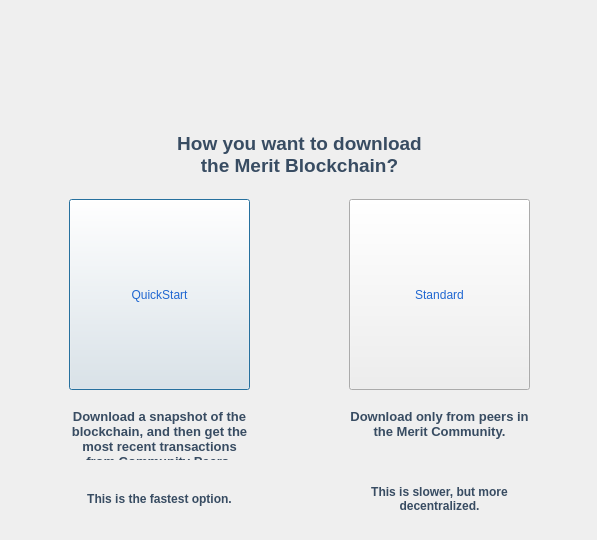
This is src/qt/forms/faststart.ui in meritlabs/merit as Qt 5 draws it before an edit. The edited form follows.
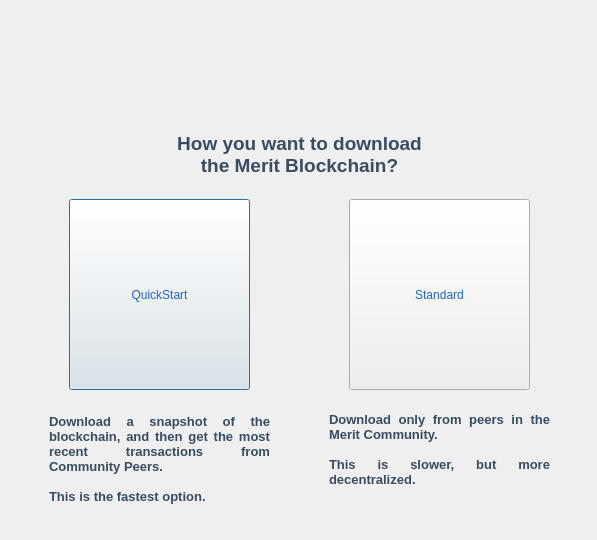
This is the edited form. Icons and pictures are not drawn.

Commit message: Tweaked layout of the copy in the fast start page.

```diff
--- a/src/qt/forms/faststart.ui
+++ b/src/qt/forms/faststart.ui
@@ -141,14 +141,14 @@
     <widget class="QLabel" name="label_4">
      <property name="geometry">
       <rect>
-       <x>70</x>
+       <x>50</x>
        <y>290</y>
-       <width>181</width>
-       <height>51</height>
+       <width>221</width>
+       <height>101</height>
       </rect>
      </property>
      <property name="text">
-      <string>&lt;html&gt;&lt;head/&gt;&lt;body&gt;&lt;p align=&quot;center&quot;&gt;&lt;span style=&quot; font-size:10pt; font-weight:600; color:#384c62;&quot;&gt;Download a snapshot of the blockchain, and then get the most recent transactions from Community Peers.&lt;/span&gt;&lt;/p&gt;&lt;/body&gt;&lt;/html&gt;</string>
+      <string>&lt;html&gt;&lt;head/&gt;&lt;body&gt;&lt;p align=&quot;justify&quot;&gt;&lt;span style=&quot; font-size:10pt; font-weight:600; color:#384c62;&quot;&gt;Download a snapshot of the blockchain, and then get the most recent transactions from Community Peers.&lt;br/&gt;&lt;br/&gt;This is the fastest option.&lt;/span&gt;&lt;/p&gt;&lt;/body&gt;&lt;/html&gt;</string>
      </property>
      <property name="wordWrap">
       <bool>true</bool>
@@ -160,52 +160,14 @@
     <widget class="QLabel" name="label_5">
      <property name="geometry">
       <rect>
-       <x>350</x>
+       <x>330</x>
        <y>290</y>
-       <width>181</width>
-       <height>41</height>
+       <width>221</width>
+       <height>81</height>
       </rect>
      </property>
      <property name="text">
-      <string>&lt;html&gt;&lt;head/&gt;&lt;body&gt;&lt;p align=&quot;center&quot;&gt;&lt;span style=&quot; font-size:10pt; font-weight:600; color:#384c62;&quot;&gt;Download only from peers in the Merit Community. &lt;br/&gt;&lt;/span&gt;&lt;/p&gt;&lt;/body&gt;&lt;/html&gt;</string>
-     </property>
-     <property name="wordWrap">
-      <bool>true</bool>
-     </property>
-     <property name="margin">
-      <number>0</number>
-     </property>
-    </widget>
-    <widget class="QLabel" name="label_6">
-     <property name="geometry">
-      <rect>
-       <x>70</x>
-       <y>360</y>
-       <width>181</width>
-       <height>41</height>
-      </rect>
-     </property>
-     <property name="text">
-      <string>&lt;html&gt;&lt;head/&gt;&lt;body&gt;&lt;p align=&quot;center&quot;&gt;&lt;span style=&quot; font-weight:600; color:#384c62;&quot;&gt;This is the fastest option.&lt;/span&gt;&lt;/p&gt;&lt;/body&gt;&lt;/html&gt;</string>
-     </property>
-     <property name="wordWrap">
-      <bool>true</bool>
-     </property>
-     <property name="margin">
-      <number>0</number>
-     </property>
-    </widget>
-    <widget class="QLabel" name="label_7">
-     <property name="geometry">
-      <rect>
-       <x>350</x>
-       <y>360</y>
-       <width>181</width>
-       <height>41</height>
-      </rect>
-     </property>
-     <property name="text">
-      <string>&lt;html&gt;&lt;head/&gt;&lt;body&gt;&lt;p align=&quot;center&quot;&gt;&lt;span style=&quot; font-weight:600; color:#384c62;&quot;&gt;This is slower, but more decentralized.&lt;/span&gt;&lt;/p&gt;&lt;/body&gt;&lt;/html&gt;</string>
+      <string>&lt;html&gt;&lt;head/&gt;&lt;body&gt;&lt;p align=&quot;justify&quot;&gt;&lt;span style=&quot; font-size:10pt; font-weight:600; color:#384c62;&quot;&gt;Download only from peers in the Merit Community.&lt;br/&gt;&lt;br/&gt;This is slower, but more decentralized.&lt;/span&gt;&lt;/p&gt;&lt;/body&gt;&lt;/html&gt;</string>
      </property>
      <property name="wordWrap">
       <bool>true</bool>
```
